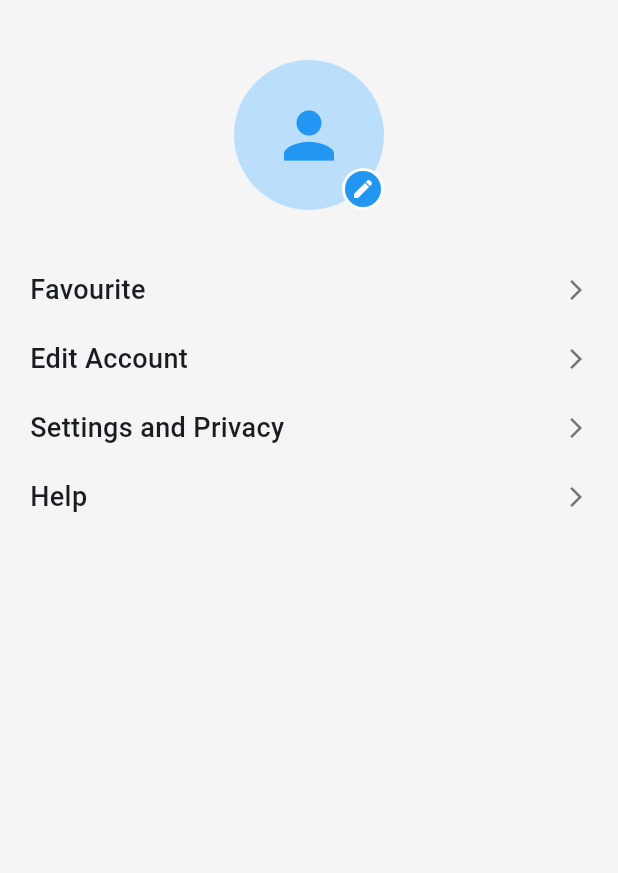
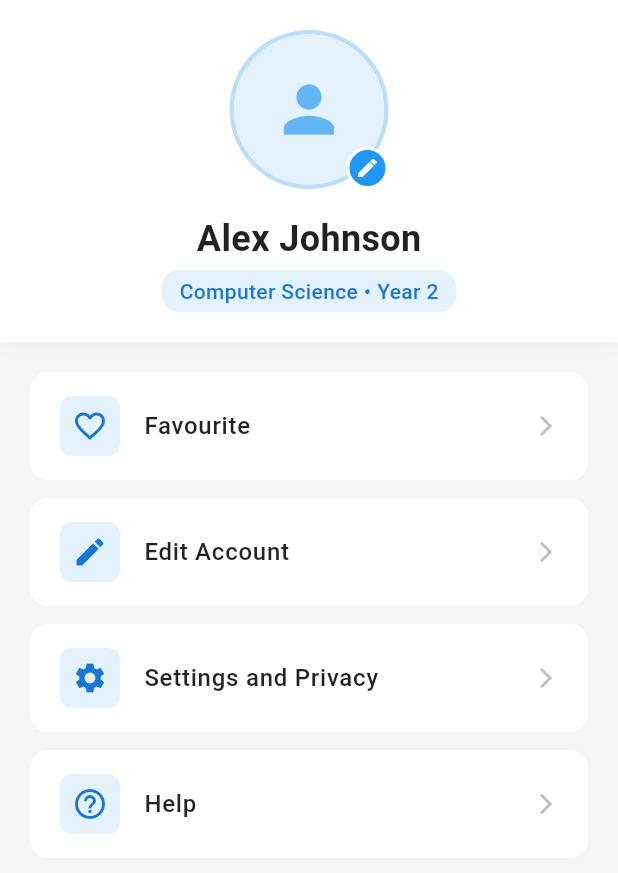
Before and after one commit to Markapuram-Eswar/Achivers_, a Flutter app: the ProfilePage screen opened directly, on a phone screen of 412 x 824 dp. Shown: the top 873 px of the screen. Run offline on Flutter 3.47's test engine with Material 3 defaults, Android fonts, the phone set to English and light mode, and no system bars; our stand-ins replace image_picker, permission_handler, table_calendar, video_player; missing offline and left inert: flutter_sound; network calls fail.

Commit message:
added due payments screen and added navigation to it in homescreen and changed the ui of profile screen

```diff
--- a/lib/screens/profile_page.dart
+++ b/lib/screens/profile_page.dart
@@ -27,23 +27,45 @@ class _ProfilePageState extends State<ProfilePage> {
   Widget build(BuildContext context) {
     return Scaffold(
       backgroundColor: const Color(0xFFF5F5F5),
-      // Removed the AppBar completely
-      body: Column(
+      body: SafeArea(
+        child: Column(
           crossAxisAlignment: CrossAxisAlignment.start,
           children: [
-          const SizedBox(height: 40), // Added extra padding at the top
+            Container(
+              padding: const EdgeInsets.all(20),
+              decoration: BoxDecoration(
+                color: Colors.white,
+                boxShadow: [
+                  BoxShadow(
+                    color: Colors.grey.shade200,
+                    blurRadius: 10,
+                    offset: const Offset(0, 2),
+                  ),
+                ],
+              ),
+              child: Column(
+                children: [
                   Center(
                     child: GestureDetector(
                       onTap: _pickImage,
                       child: Stack(
                         children: [
-                  CircleAvatar(
+                          Container(
+                            decoration: BoxDecoration(
+                              shape: BoxShape.circle,
+                              border: Border.all(
+                                  color: Colors.blue.shade100, width: 3),
+                            ),
+                            child: CircleAvatar(
                               radius: 50,
-                    backgroundColor: Colors.blue.shade100,
-                    backgroundImage: _image != null ? FileImage(_image!) : null,
+                              backgroundColor: Colors.blue.shade50,
+                              backgroundImage:
+                                  _image != null ? FileImage(_image!) : null,
                               child: _image == null
-                        ? const Icon(Icons.person, size: 50, color: Colors.blue)
+                                  ? Icon(Icons.person,
+                                      size: 50, color: Colors.blue.shade300)
                                   : null,
+                            ),
                           ),
                           Positioned(
                             bottom: 0,
@@ -51,9 +73,10 @@ class _ProfilePageState extends State<ProfilePage> {
                             child: Container(
                               padding: const EdgeInsets.all(4),
                               decoration: BoxDecoration(
-                        color: Colors.blue,
+                                color: Colors.blue.shade500,
                                 shape: BoxShape.circle,
-                        border: Border.all(color: Colors.white, width: 2),
+                                border:
+                                    Border.all(color: Colors.white, width: 2),
                               ),
                               child: const Icon(
                                 Icons.edit,
@@ -66,31 +89,85 @@ class _ProfilePageState extends State<ProfilePage> {
                       ),
                     ),
                   ),
-          const SizedBox(height: 30),
+                  const SizedBox(height: 16),
+                  const Text(
+                    'Alex Johnson',
+                    style: TextStyle(
+                      fontSize: 24,
+                      fontWeight: FontWeight.bold,
+                      color: Colors.black87,
+                    ),
+                  ),
+                  const SizedBox(height: 4),
+                  Container(
+                    padding:
+                        const EdgeInsets.symmetric(horizontal: 12, vertical: 4),
+                    decoration: BoxDecoration(
+                      color: Colors.blue.shade50,
+                      borderRadius: BorderRadius.circular(12),
+                    ),
+                    child: Text(
+                      'Computer Science • Year 2',
+                      style: TextStyle(
+                        color: Colors.blue.shade700,
+                        fontWeight: FontWeight.w500,
+                      ),
+                    ),
+                  ),
+                ],
+              ),
+            ),
+            Expanded(
+              child: ListView(
+                padding: const EdgeInsets.all(20),
+                children: [
                   _buildMenuItem('Favourite', Icons.favorite_border),
                   _buildMenuItem('Edit Account', Icons.edit),
                   _buildMenuItem('Settings and Privacy', Icons.settings),
                   _buildMenuItem('Help', Icons.help_outline),
                 ],
               ),
+            ),
+          ],
+        ),
+      ),
     );
   }
 
   Widget _buildMenuItem(String title, IconData icon) {
-    return Padding(
-      padding: const EdgeInsets.symmetric(horizontal: 20, vertical: 10),
-      child: Row(
-        children: [
-          Text(
+    return Container(
+      margin: const EdgeInsets.only(bottom: 12),
+      decoration: BoxDecoration(
+        color: Colors.white,
+        borderRadius: BorderRadius.circular(12),
+        boxShadow: [
+          BoxShadow(
+            color: Colors.grey.shade100,
+            blurRadius: 10,
+            offset: const Offset(0, 2),
+          ),
+        ],
+      ),
+      child: ListTile(
+        contentPadding: const EdgeInsets.symmetric(horizontal: 20, vertical: 8),
+        leading: Container(
+          padding: const EdgeInsets.all(8),
+          decoration: BoxDecoration(
+            color: Colors.blue.shade50,
+            borderRadius: BorderRadius.circular(8),
+          ),
+          child: Icon(icon, color: Colors.blue.shade700),
+        ),
+        title: Text(
           title,
           style: const TextStyle(
-              fontSize: 18,
+            fontSize: 16,
             fontWeight: FontWeight.w500,
+            color: Colors.black87,
           ),
         ),
-          const Spacer(),
-          Icon(Icons.arrow_forward_ios, size: 16, color: Colors.grey[600]),
-        ],
+        trailing: Icon(Icons.arrow_forward_ios,
+            size: 16, color: Colors.grey.shade400),
       ),
     );
   }
```
Also changed, not shown: lib/screens/due_payments_screen.dart (added, +284 -0 lines), lib/screens/home_page.dart (+7 -1 lines), pubspec.lock. Lines whose indentation alone changed are shown as unchanged.
